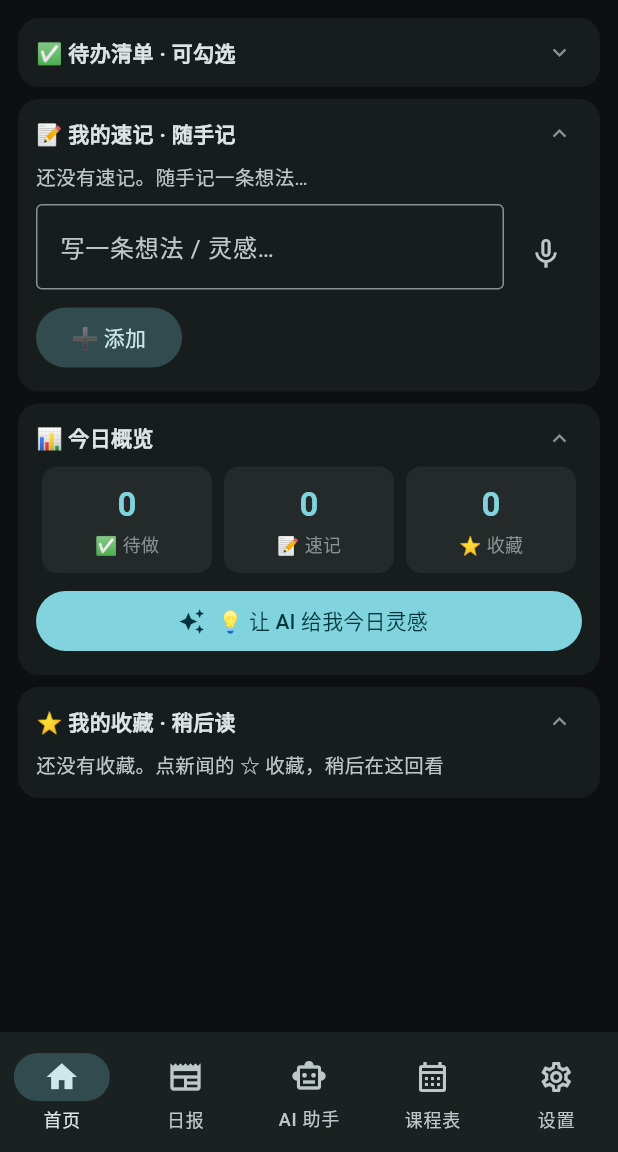
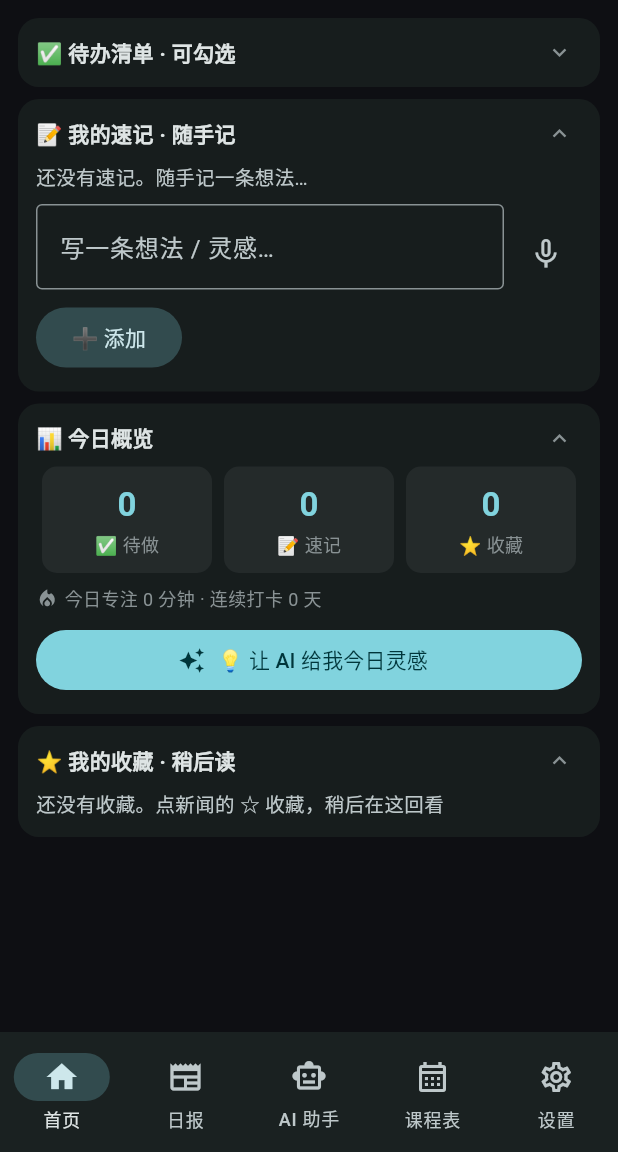
Before and after one commit to W-lik721/personal-workbench, a Flutter app: the screen it shows after launch, after a tap on the "expand less" icon, on a phone screen of 412 x 824 dp, the part 84-1236 px from its top. Run offline on Flutter 3.47's test engine with Material 3 defaults, Android fonts, the phone set to English and light mode, and no system bars; our stand-ins replace file_picker, flutter_local_notifications, flutter_markdown, flutter_secure_storage, shared_preferences, speech_to_text and 1 more; missing offline and left inert: charset_converter; network calls fail; project files that could hold a hidden picture were left out.

Commit message:
feat(app): 大学生功能一批——AI 学习模式 + 速记入库 + 学习打卡
①AI 学习模式：输入区上方一排模式 chips（通用/解题讲解/论文润色/期末重点/作业检查/翻译），Api.aiModes 预设 system 提示词，chatStream 透传 mode；②速记入库知识库：设置页知识库区加按钮，Kb.uploadNotes 把今日速记快照上传 vault 05-数字分身/App速记/（抽公共 _put 复用）；③学习打卡：番茄钟完成自动累计今日专注时长+连续天数（Store.addStudyMinutes，跨天重置），首页概览卡显示'今日专注 x 分钟 · 连续打卡 N 天🔥'。版本 1.2.5+8。验证：analyze 0 问题。

```diff
--- a/mobile/lib/pages/ai_page.dart
+++ b/mobile/lib/pages/ai_page.dart
@@ -21,6 +21,7 @@ class _AiPageState extends State<AiPage> {
   bool _atBottom = true;
   final List<_Msg> _msgs = [];
   String _prov = 'agnes';
+  String _mode = ''; // AI 学习模式（''=通用，见 Api.aiModes）
   bool _busy = false;
   bool _hasKey = false;
   bool _memOn = true;
@@ -165,6 +166,7 @@ class _AiPageState extends State<AiPage> {
       await Api.chatStream(_prov, key, ctx.cast<Map<String, String>>(), q,
           memory: memory,
           kb: kb,
+          mode: Api.aiModes[_mode] ?? '',
           client: _chatClient,
           onChunk: (c) {
             if (!mounted || _cancel) return;
@@ -325,6 +327,27 @@ class _AiPageState extends State<AiPage> {
                 itemCount: _msgs.length,
                 itemBuilder: (c, i) => _bubble(_msgs[i]),
               ),
+      ),
+      // AI 学习模式：通用 / 解题讲解 / 论文润色 / 期末重点 / 作业检查 / 翻译
+      Padding(
+        padding: const EdgeInsets.fromLTRB(12, 4, 12, 0),
+        child: SingleChildScrollView(
+          scrollDirection: Axis.horizontal,
+          child: Row(children: [
+            ...Api.aiModes.keys.map((m) {
+              final sel = _mode == m;
+              return Padding(
+                padding: const EdgeInsets.only(right: 6),
+                child: ChoiceChip(
+                  label: Text(m.isEmpty ? '💬 通用' : m, style: const TextStyle(fontSize: 12)),
+                  selected: sel,
+                  visualDensity: VisualDensity.compact,
+                  onSelected: (_) => setState(() => _mode = m),
+                ),
+              );
+            }),
+          ]),
+        ),
       ),
       // 知识库问答开关：开=发送时自动查 vault 知识库（电脑端 vault-backup 中转）
       Padding(
--- a/mobile/lib/pages/home_page.dart
+++ b/mobile/lib/pages/home_page.dart
@@ -173,6 +173,7 @@ class _HomePageState extends State<HomePage> {
         _pomoRunning = false;
         _pomoTimer?.cancel();
         _pomoTimer = null;
+        Store.addStudyMinutes(_pomoTotal ~/ 60); // 学习打卡：累计时长 + 连续天数
         _pomoBeep();
         ScaffoldMessenger.of(context).showSnackBar(const SnackBar(content: Text('🍅 专注完成！去把待办勾掉吧')));
       }
@@ -391,6 +392,16 @@ class _HomePageState extends State<HomePage> {
                 _stat(c, '📝', '速记', _notes.length),
                 _stat(c, '⭐', '收藏', _favs.length),
               ]),
+              // 学习打卡：今日番茄钟时长 + 连续天数
+              Padding(
+                padding: const EdgeInsets.only(top: 8),
+                child: Row(children: [
+                  Icon(Icons.local_fire_department, size: 15, color: Store.studyStreak > 0 ? const Color(0xFFF0A858) : c.outline),
+                  const SizedBox(width: 4),
+                  Text('今日专注 ${Store.studySecondsToday ~/ 60} 分钟 · 连续打卡 ${Store.studyStreak} 天',
+                      style: TextStyle(fontSize: 12, color: Store.studyStreak > 0 ? c.primary : c.outline)),
+                ]),
+              ),
               const SizedBox(height: 8),
               SizedBox(
                 width: double.infinity,
--- a/mobile/lib/pages/settings_page.dart
+++ b/mobile/lib/pages/settings_page.dart
@@ -207,6 +207,17 @@ class _SettingsPageState extends State<SettingsPage> {
               const SizedBox(width: 8),
               Expanded(child: OutlinedButton(onPressed: _kbIndex, child: const Text('🔍 测试索引'))),
             ]),
+          ),
+          Padding(
+            padding: const EdgeInsets.fromLTRB(16, 0, 16, 12),
+            child: SizedBox(
+              width: double.infinity,
+              child: OutlinedButton.icon(
+                onPressed: _kbNotes,
+                icon: const Icon(Icons.note_alt_outlined, size: 18),
+                label: const Text('📝 速记入库（今天的速记存进知识库）'),
+              ),
+            ),
           ),
         ]),
       ),
@@ -491,6 +502,30 @@ class _SettingsPageState extends State<SettingsPage> {
     }
   }
 
+  // 知识库：速记入库（今天的速记 → vault 05-数字分身/App速记/）
+  Future<void> _kbNotes() async {
+    final token = _tokenCtrl.text.trim();
+    final repo = _kbRepoCtrl.text.trim().isEmpty ? 'W-lik721/vault-backup' : _kbRepoCtrl.text.trim();
+    Store.kbRepo = repo;
+    if (token.isEmpty) {
+      ScaffoldMessenger.of(context).showSnackBar(const SnackBar(content: Text('先在 ☁️ 云同步 填好 GitHub Token（复用同一个）')));
+      return;
+    }
+    if (!repo.contains('/')) {
+      ScaffoldMessenger.of(context).showSnackBar(const SnackBar(content: Text('仓库格式：用户名/仓库名')));
+      return;
+    }
+    ScaffoldMessenger.of(context).showSnackBar(const SnackBar(content: Text('📝 正在上传速记到知识库…')));
+    try {
+      await Kb.uploadNotes(token, repo);
+      if (!mounted) return;
+      ScaffoldMessenger.of(context).showSnackBar(SnackBar(content: Text('✅ 速记已入库：$repo 的 05-数字分身/App速记/')));
+    } catch (e) {
+      if (!mounted) return;
+      ScaffoldMessenger.of(context).showSnackBar(SnackBar(content: Text('❌ 入库失败：${e.toString().replaceFirst('Exception: ', '')}')));
+    }
+  }
+
   // 知识库：测试索引连通（拉 kb-index.json 看条数）
   Future<void> _kbIndex() async {
     final token = _tokenCtrl.text.trim();
--- a/mobile/lib/services/core.dart
+++ b/mobile/lib/services/core.dart
@@ -12,7 +12,7 @@ void Function(String text)? aiFillGlobal;
 void Function()? aiClearGlobal;
 
 // App 版本号：与 pubspec.yaml 的 version 字段保持同步（设置页"关于"展示用）
-const String appVersion = '1.2.4+7';
+const String appVersion = '1.2.5+8';
 
 // ---------- 模型 ----------
 class Todo {
@@ -225,6 +225,27 @@ class Store {
   // 发送时携带的历史条数上限（消息条数，默认 20 = 最近 10 轮对话）
   static int get aiMemoryMax => _p?.getInt('wb_ai_memory_max') ?? 20;
   static set aiMemoryMax(int v) => _p?.setInt('wb_ai_memory_max', v);
+
+  // ---------- 学习打卡（番茄钟时长累计 + 连续天数） ----------
+  // 今日已学习秒数（番茄钟完成时累加）；连续打卡天数；上次学习日期（YYYY-MM-DD）
+  static int get studySecondsToday => _p?.getInt('wb_study_sec') ?? 0;
+  static set studySecondsToday(int v) => _p?.setInt('wb_study_sec', v);
+  static int get studyStreak => _p?.getInt('wb_study_streak') ?? 0;
+  static set studyStreak(int v) => _p?.setInt('wb_study_streak', v);
+  static String get studyLastDate => _p?.getString('wb_study_last') ?? '';
+  static set studyLastDate(String v) => _p?.setString('wb_study_last', v);
+
+  // 番茄钟完成一次：累计时长 + 更新连续打卡（昨天学过→+1，否则重置为 1）
+  static void addStudyMinutes(int minutes) {
+    studySecondsToday = studySecondsToday + minutes * 60;
+    final today = DateTime.now();
+    final ds = '${today.year}-${today.month.toString().padLeft(2, '0')}-${today.day.toString().padLeft(2, '0')}';
+    if (studyLastDate == ds) return; // 今天已打过卡
+    final yesterday = today.subtract(const Duration(days: 1));
+    final ys = '${yesterday.year}-${yesterday.month.toString().padLeft(2, '0')}-${yesterday.day.toString().padLeft(2, '0')}';
+    studyStreak = studyLastDate == ys ? studyStreak + 1 : 1;
+    studyLastDate = ds;
+  }
 
   // ---------- 备份与恢复（不含 API Key：避免明文落盘泄露） ----------
   // 导出的全部内容都是 SharedPreferences 里的本地数据，可用作"换机/误删"兜底
@@ -528,14 +549,25 @@ class Api {
     'glm': {'label': '智谱 GLM Flash', 'url': 'https://open.bigmodel.cn/api/paas/v4/chat/completions', 'model': 'glm-4-flash'},
   };
 
+  // AI 学习模式：预设 system 提示词（空=通用助手）
+  static const aiModes = {
+    '': '',
+    '📚 解题讲解': '你现在是耐心的学习导师。用户给你题目/代码/概念时：先讲清思路（为什么），再给答案；用大白话，遇到常见错误（如变量名拼写、for 缩进）主动提醒。',
+    '📝 论文润色': '你现在是学术写作编辑。对用户的中英文论文/段落做润色：学术化表达、去掉口语与 AI 味、保持原意；输出润色后版本 + 简要说明改了哪里。',
+    '📖 期末重点': '你现在是备考教练。根据用户给的课程笔记/教材内容，提炼期末考试重点：核心概念、易考点、常见题型，输出结构化复习清单。',
+    '🛠 作业检查': '你现在是作业批改老师。对用户粘贴的作业/代码：先指出错误和问题（含拼写/缩进等常见坑），再讲正确写法，最后给修改建议。',
+    '🌍 翻译': '你现在是中英互译助手。中文→地道英文，英文→自然中文；保持专业术语准确，输出译文 + 必要的注释。',
+  };
+
   static List<Map<String, String>> _buildMsgs(List<Map<String, String>> history, String question,
-      {List<String> memory = const [], String kb = ''}) {
+      {List<String> memory = const [], String kb = '', String mode = ''}) {
     final memBlock = memory.isEmpty
         ? ''
         : '\n\n【关于用户的长期记忆，对话时请自然运用这些信息】\n- ${memory.join('\n- ')}';
     final kbBlock = kb.isEmpty ? '' : '\n\n$kb';
+    final modeBlock = mode.isEmpty ? '' : '\n\n$mode';
     return [
-      {'role': 'system', 'content': '你是用户个人工作台的 AI 助手，用中文大白话回答，简洁、可操作。$memBlock$kbBlock'},
+      {'role': 'system', 'content': '你是用户个人工作台的 AI 助手，用中文大白话回答，简洁、可操作。$modeBlock$memBlock$kbBlock'},
       ...history,
       {'role': 'user', 'content': question},
     ];
@@ -549,13 +581,13 @@ class Api {
 
   // 流式对话：逐字回调 onChunk（SSE）。client 可外部传入以便中途 close() 停止
   static Future<void> chatStream(String prov, String key, List<Map<String, String>> history, String question,
-      {List<String> memory = const [], String kb = '', http.Client? client, required void Function(String chunk) onChunk}) async {
+      {List<String> memory = const [], String kb = '', String mode = '', http.Client? client, required void Function(String chunk) onChunk}) async {
     final p = aiProviders[prov]!;
     final req = http.Request('POST', Uri.parse(p['url']!))
       ..headers.addAll({'Content-Type': 'application/json', 'Authorization': 'Bearer $key'})
       ..body = jsonEncode({
         'model': p['model'],
-        'messages': _buildMsgs(history, question, memory: memory, kb: kb),
+        'messages': _buildMsgs(history, question, memory: memory, kb: kb, mode: mode),
         'max_tokens': prov == 'agnes' ? 4000 : 2000,
         'stream': true,
       });
--- a/mobile/pubspec.yaml
+++ b/mobile/pubspec.yaml
@@ -1,7 +1,7 @@
 name: lite_workbench
 description: 轻量工作台 - 通用版个人工作台 App（AI日报/每日新闻/AI助手/待办/速记/收藏/课程表）
 publish_to: 'none'
-version: 1.2.4+7
+version: 1.2.5+8
 
 environment:
   sdk: '>=3.0.0 <4.0.0'
```
Also changed, not shown: mobile/lib/services/kb.dart (+28 -2 lines).
